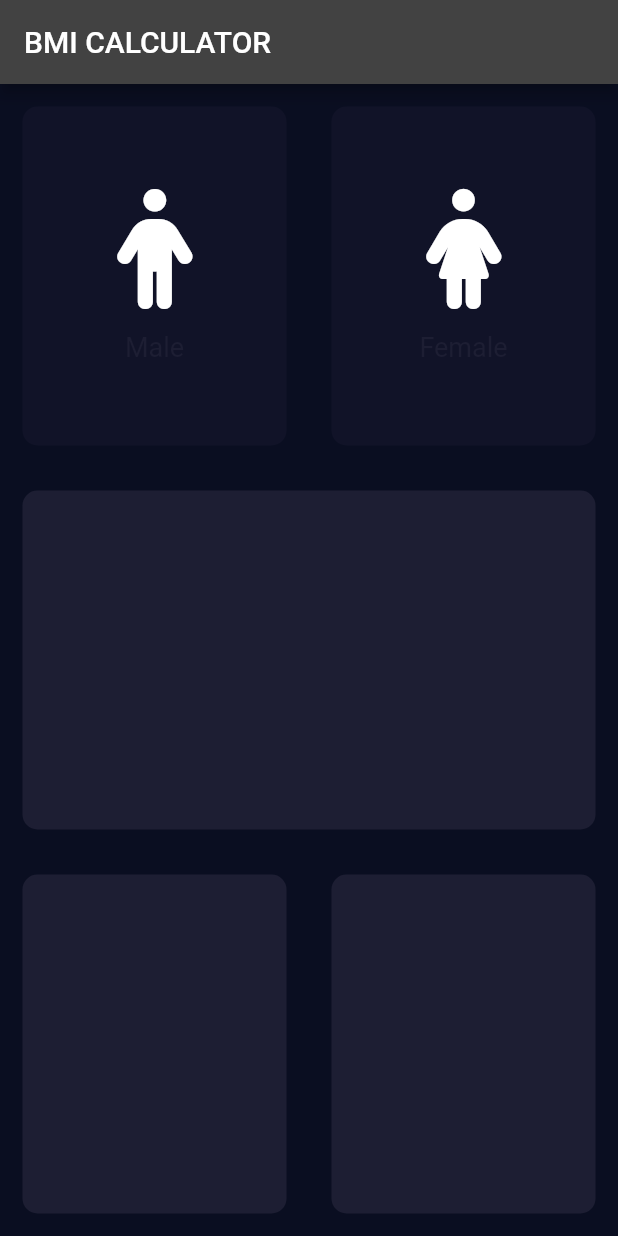
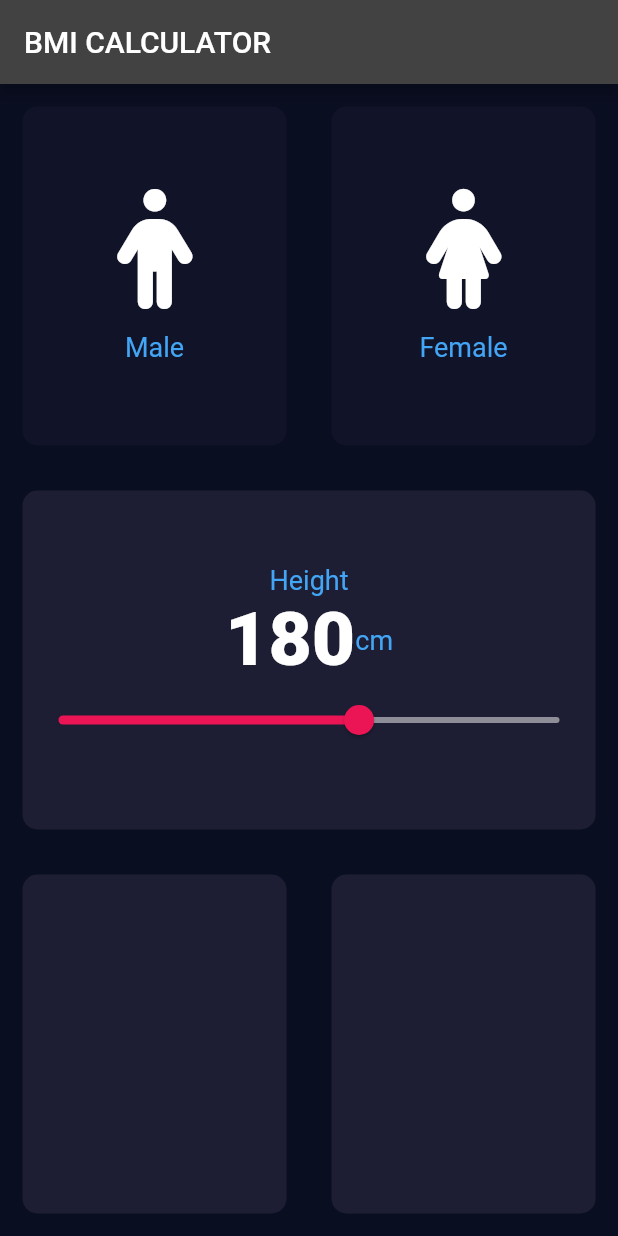
Before and after one commit to TayyebJamil/bmicalculatordesktop, a Flutter app: the screen it shows after launch, on a phone screen of 412 x 824 dp. Run offline on Flutter 3.47's test engine with Material 2 defaults, Android fonts, the phone set to English and light mode, and no system bars; our stand-ins replace font_awesome_flutter.

Commit message:
lec65/part11

```diff
--- a/lib/constantFile.dart
+++ b/lib/constantFile.dart
@@ -1,7 +1,12 @@
 import 'package:flutter/material.dart';
+import 'input_page.dart';
 const activeColor = Color(0xFF1D1E33);
 const deActiveColor = Color(0xFF111328);
 const kLabelStyle=TextStyle(
 fontSize: 18.0,
-color: Color(0xFF1D1E33),
+color: Color(0xFF42A5F5),
 );
+const kNumberStyle=TextStyle(
+fontSize: 50.0,
+fontWeight: FontWeight.w900,
+);
--- a/lib/input_page.dart
+++ b/lib/input_page.dart
@@ -17,6 +17,7 @@ class InputPage extends StatefulWidget {
 
 class _InputPageState extends State<InputPage> {
   Gender selectGender;
+  int sliderHeight=180;
 //  Color maleColor = deActiveColor;
   //Color feMaleColor = deActiveColor;
   //void updateColor(Gender gendertype)
@@ -78,8 +79,34 @@ class _InputPageState extends State<InputPage> {
           Expanded(child: RepeatcontainerCode(
             colors: Color(0xFF1D1E33),
             cardwidget: Column(
+              mainAxisAlignment: MainAxisAlignment.center,
               children: <Widget>[
                 Text('Height',style: kLabelStyle),
+                Row(
+                  mainAxisAlignment: MainAxisAlignment.center,
+                  children: <Widget>[
+                    Text(
+                      sliderHeight.toString(),
+                      style: kNumberStyle,
+                    ),
+                    Text(
+                      'cm',
+                      style: kLabelStyle,
+                    ),
+                  ],
+                ),
+                Slider(
+                  value: sliderHeight.toDouble(),
+                  min: 120.0,
+                  max: 220.0,
+                  activeColor: Color(0xFFEB1555),
+                  inactiveColor: Color(0xFF8D8E98),
+                  onChanged: (double newValue){
+                    setState(() {
+                      sliderHeight = newValue.round();
+                    });
+                  },
+                ),
 
               ],
             ),
```
